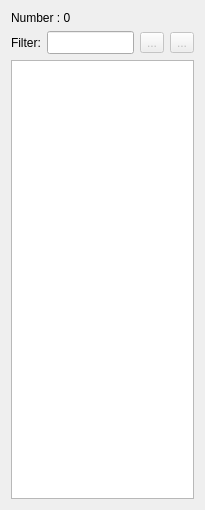
Old version of the form src/fort-studio/AntListWidget.ui in the repository formicidae-tracker/studio.
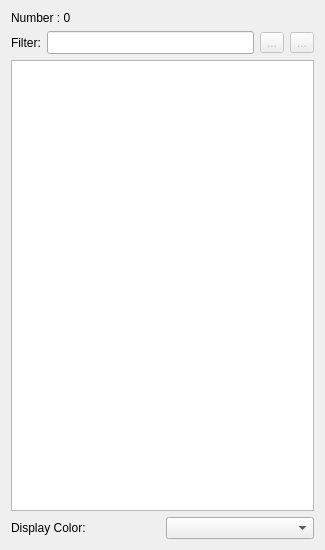
New version of the form. Icons and pictures are not drawn. Custom widgets are drawn as their Qt base class.

Commit message: Starts implementation of AntListWidget

```diff
--- a/src/fort-studio/AntListWidget.ui
+++ b/src/fort-studio/AntListWidget.ui
@@ -6,25 +6,71 @@
    <rect>
     <x>0</x>
     <y>0</y>
-    <width>205</width>
-    <height>510</height>
+    <width>325</width>
+    <height>550</height>
    </rect>
   </property>
   <property name="windowTitle">
    <string>Form</string>
   </property>
-  <layout class="QGridLayout" name="gridLayout_2">
-   <item row="1" column="1">
-    <widget class="QLineEdit" name="filterEdit">
-     <property name="font">
-      <font>
-       <family>DejaVu Sans Mono</family>
-      </font>
+  <layout class="QVBoxLayout" name="verticalLayout">
+   <item>
+    <widget class="QLabel" name="antLabel">
+     <property name="text">
+      <string>Number : 0</string>
      </property>
     </widget>
    </item>
-   <item row="2" column="0" colspan="4">
-    <widget class="QListWidget" name="listWidget">
+   <item>
+    <layout class="QHBoxLayout" name="horizontalLayout_2">
+     <item>
+      <widget class="QLabel" name="filterLabel">
+       <property name="text">
+        <string>Filter:</string>
+       </property>
+      </widget>
+     </item>
+     <item>
+      <widget class="QLineEdit" name="filterEdit">
+       <property name="font">
+        <font>
+         <family>DejaVu Sans Mono</family>
+        </font>
+       </property>
+      </widget>
+     </item>
+     <item>
+      <widget class="QToolButton" name="addButton">
+       <property name="enabled">
+        <bool>false</bool>
+       </property>
+       <property name="text">
+        <string>...</string>
+       </property>
+       <property name="icon">
+        <iconset theme="list-add">
+         <normaloff>.</normaloff>.</iconset>
+       </property>
+      </widget>
+     </item>
+     <item>
+      <widget class="QToolButton" name="deleteButton">
+       <property name="enabled">
+        <bool>false</bool>
+       </property>
+       <property name="text">
+        <string>...</string>
+       </property>
+       <property name="icon">
+        <iconset theme="list-remove">
+         <normaloff>.</normaloff>.</iconset>
+       </property>
+      </widget>
+     </item>
+    </layout>
+   </item>
+   <item>
+    <widget class="QTableView" name="tableView">
      <property name="font">
       <font>
        <family>DejaVu Sans Mono</family>
@@ -33,55 +79,37 @@
      <property name="selectionMode">
       <enum>QAbstractItemView::ExtendedSelection</enum>
      </property>
-     <property name="sortingEnabled">
+     <attribute name="horizontalHeaderStretchLastSection">
       <bool>true</bool>
-     </property>
-    </widget>
-   </item>
-   <item row="1" column="3">
-    <widget class="QToolButton" name="removeButton">
-     <property name="enabled">
+     </attribute>
+     <attribute name="verticalHeaderVisible">
       <bool>false</bool>
-     </property>
-     <property name="text">
-      <string>...</string>
-     </property>
-     <property name="icon">
-      <iconset theme="list-remove">
-       <normaloff>.</normaloff>.</iconset>
-     </property>
+     </attribute>
     </widget>
    </item>
-   <item row="1" column="2">
-    <widget class="QToolButton" name="addButton">
-     <property name="enabled">
-      <bool>false</bool>
-     </property>
-     <property name="text">
-      <string>...</string>
-     </property>
-     <property name="icon">
-      <iconset theme="list-add">
-       <normaloff>.</normaloff>.</iconset>
-     </property>
-    </widget>
-   </item>
-   <item row="1" column="0">
-    <widget class="QLabel" name="filterLabel">
-     <property name="text">
-      <string>Filter:</string>
-     </property>
-    </widget>
-   </item>
-   <item row="0" column="0" colspan="4">
-    <widget class="QLabel" name="antLabel">
-     <property name="text">
-      <string>Number : 0</string>
-     </property>
-    </widget>
+   <item>
+    <layout class="QHBoxLayout" name="horizontalLayout_3">
+     <item>
+      <widget class="QLabel" name="colorLabel">
+       <property name="text">
+        <string>Display Color:</string>
+       </property>
+      </widget>
+     </item>
+     <item>
+      <widget class="ColorComboBox" name="colorBox"/>
+     </item>
+    </layout>
    </item>
   </layout>
  </widget>
+ <customwidgets>
+  <customwidget>
+   <class>ColorComboBox</class>
+   <extends>QComboBox</extends>
+   <header location="global">fort-studio/ColorComboBox.hpp</header>
+  </customwidget>
+ </customwidgets>
  <resources/>
  <connections/>
 </ui>
```
The commit also changes 16 other files.
